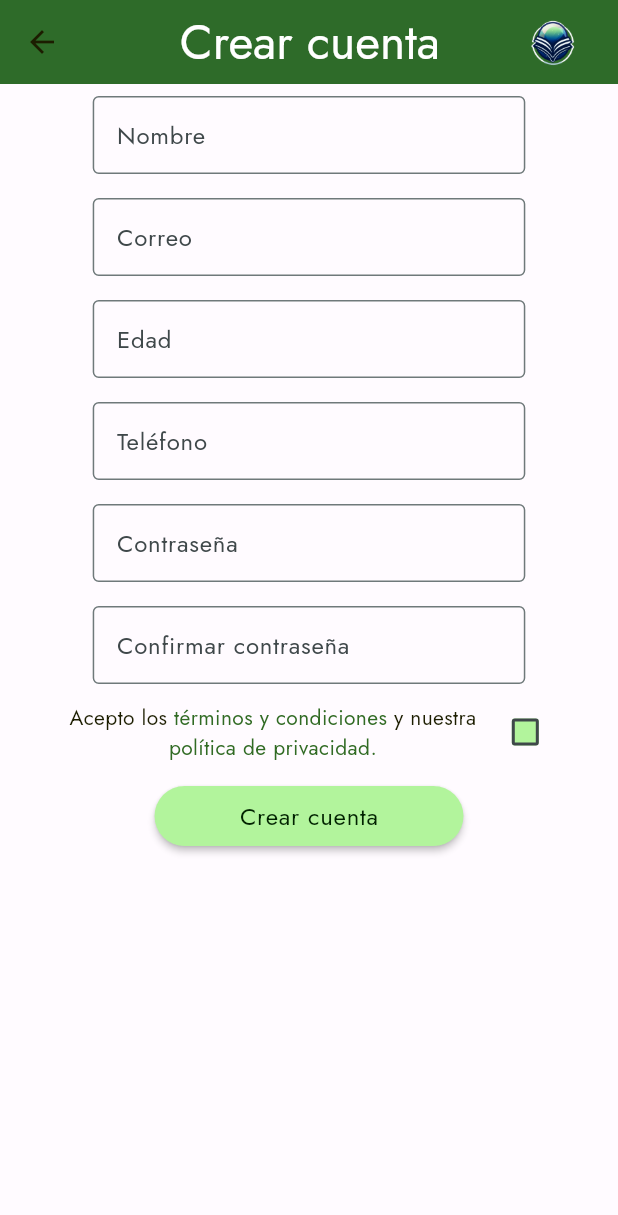
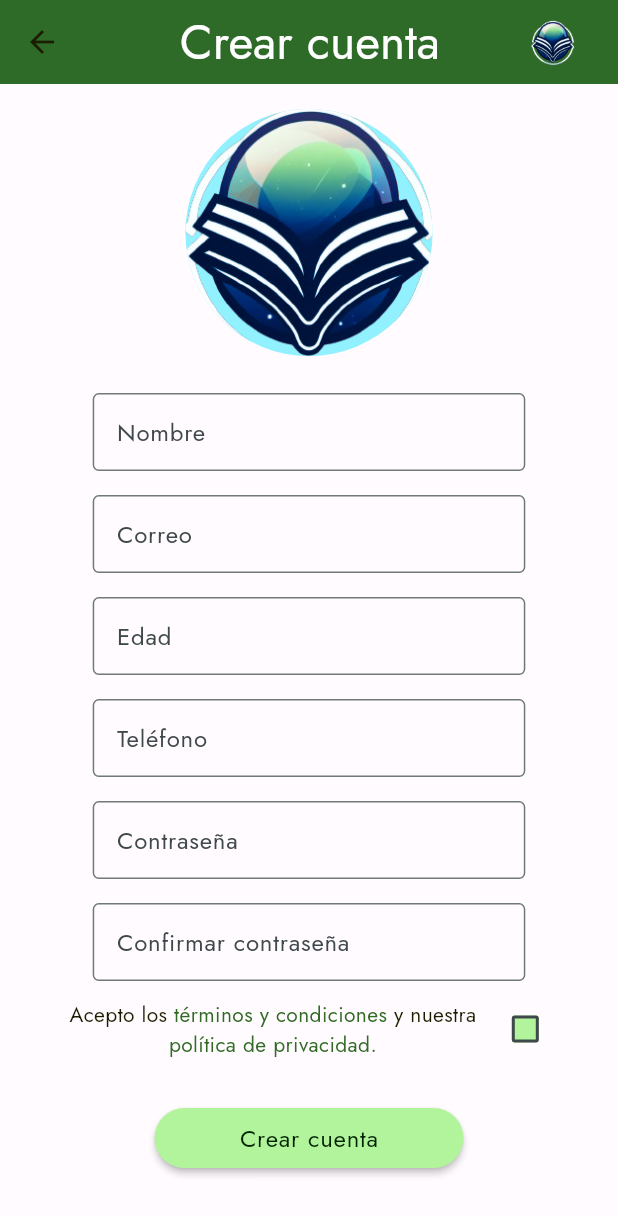
Before and after one commit to smottad/studysphere_deploy, a Flutter app: the Registro screen opened by its route, on a phone screen of 412 x 824 dp. Shown: the top 1215 px of the screen. Run offline on Flutter 3.47's test engine with Material 3 defaults, Android fonts, the phone set to English and light mode, and no system bars; our stand-ins replace google_fonts, image_picker, webview_flutter.

Commit message:
registro con foto

```diff
--- a/lib/Vistas/registro.dart
+++ b/lib/Vistas/registro.dart
@@ -1,5 +1,6 @@
 import 'package:flutter/gestures.dart';
 import 'package:flutter/material.dart';
+import 'package:flutter/widgets.dart';
 import 'package:studysphere/Componentes/boton.dart';
 import 'package:studysphere/Componentes/text_forms.dart';
 import 'package:studysphere/Controladores/controlador_registro.dart';
@@ -14,6 +15,7 @@ class Registro extends StatefulWidget {
 class _RegistroState extends State<Registro> {
   final titulo = "Crear cuenta";
   var _isChecked = false;
+  CircleAvatar? foto;
 
   @override
   Widget build(BuildContext context) {
@@ -45,6 +47,31 @@ class _RegistroState extends State<Registro> {
       body: Center(
         child: Column(
           children: [
+            const Spacer(),
+            SizedBox(
+              height: MediaQuery.of(context).size.height * 0.2,
+              child: InkWell(
+                onTap: () async {
+                  var file = await getFoto();
+                  if (file == null) {
+                    return;
+                  }
+                  return setState(
+                    () => foto = CircleAvatar(
+                      backgroundImage: FileImage(file),
+                      radius: MediaQuery.of(context).size.height * 0.2,
+                    ),
+                  );
+                },
+                customBorder: const CircleBorder(),
+                child: foto ??
+                    CircleAvatar(
+                      backgroundImage: const AssetImage('lib/Assets/logo.png'),
+                      radius: MediaQuery.of(context).size.height * 0.2,
+                    ),
+              ),
+            ),
+            const Spacer(),
             textFormulario(context, nombre, "Nombre"),
             textFormulario(context, correo, "Correo"),
             textFormulario(context, edad, "Edad"),
@@ -72,7 +99,10 @@ class _RegistroState extends State<Registro> {
                 )
               ],
             ),
-            boton(context, "Crear cuenta", crearCuenta)
+            const Spacer(),
+            boton(context, "Crear cuenta", crearCuenta),
+            const Spacer(),
+            const Spacer(),
           ],
         ),
       ),
```
Also changed, not shown: lib/Controladores/controlador_registro.dart (+9 -0 lines).
